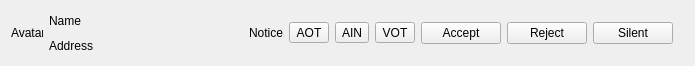
silvansky/Contacts, file src/plugins/sipphone/callcontrolwidget.ui: the form before one commit.
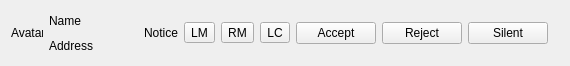
The form after the commit.

```diff
--- a/src/plugins/sipphone/callcontrolwidget.ui
+++ b/src/plugins/sipphone/callcontrolwidget.ui
@@ -6,7 +6,7 @@
    <rect>
     <x>0</x>
     <y>0</y>
-    <width>695</width>
+    <width>570</width>
     <height>59</height>
    </rect>
   </property>
@@ -79,7 +79,7 @@
          <item>
           <widget class="QToolButton" name="tlbAudioOut">
            <property name="text">
-            <string notr="true">AOT</string>
+            <string notr="true">LM</string>
            </property>
            <property name="checked">
             <bool>false</bool>
@@ -89,7 +89,7 @@
          <item>
           <widget class="QToolButton" name="tlbAudioIn">
            <property name="text">
-            <string notr="true">AIN</string>
+            <string notr="true">RM</string>
            </property>
            <property name="checked">
             <bool>false</bool>
@@ -99,7 +99,7 @@
          <item>
           <widget class="QToolButton" name="tlbVideoOut">
            <property name="text">
-            <string notr="true">VOT</string>
+            <string notr="true">LC</string>
            </property>
            <property name="checked">
             <bool>false</bool>
```
Left out of the diff: 6 changed lines with no effect on the pictures.
